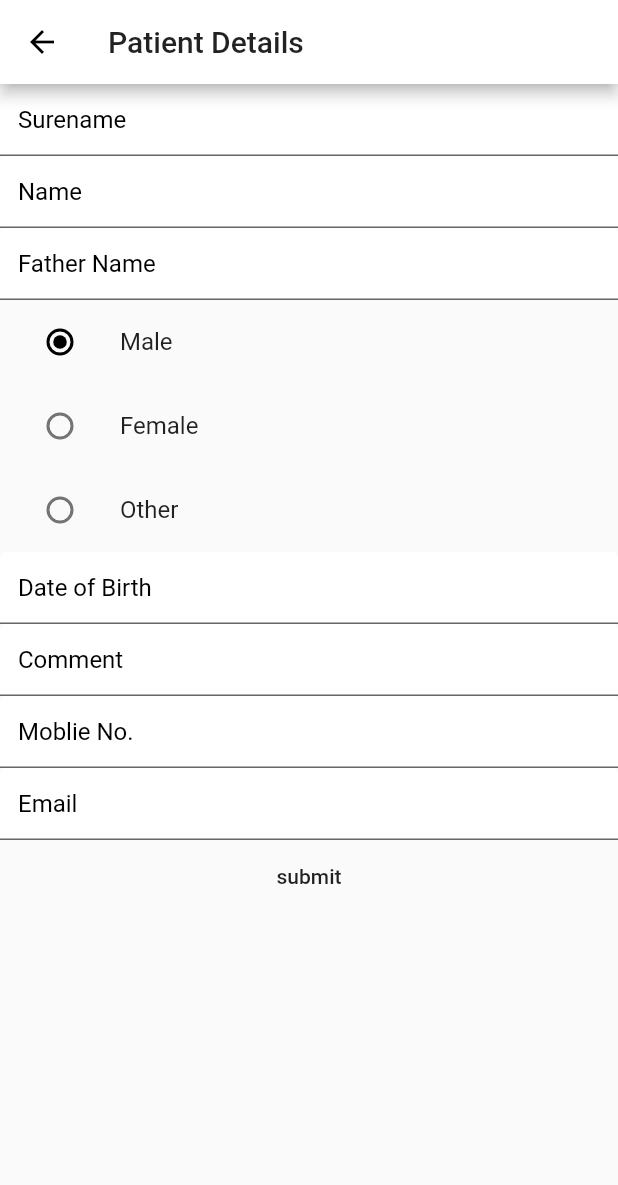
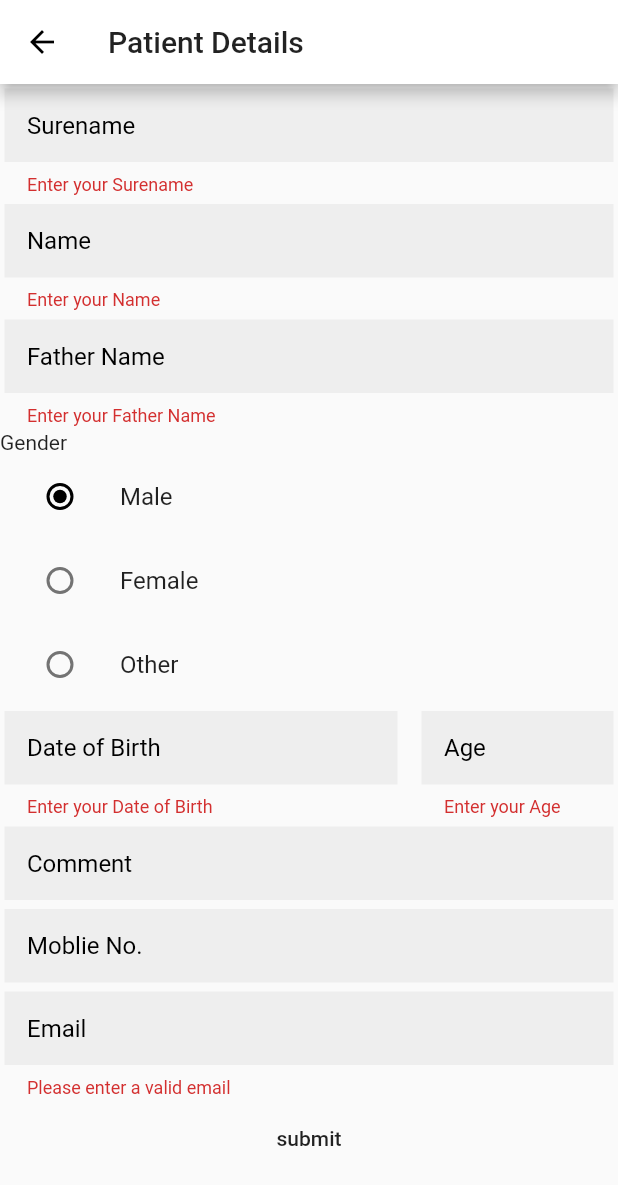
Before and after one commit to JayBhakhar/my_moblie_app, a Flutter app: the PatientDetails screen opened directly, after a tap on "submit", on a phone screen of 412 x 824 dp. Shown: the top 1185 px of the screen. Run offline on Flutter 3.47's test engine with Material 2 defaults, Android fonts, the phone set to English and light mode, and no system bars; our stand-ins replace image_picker, validators.

Commit message:
validator in patient_details.dart

```diff
--- a/lib/patient_details.dart
+++ b/lib/patient_details.dart
@@ -1,4 +1,5 @@
 import 'package:flutter/material.dart';
+import 'package:validators/validators.dart' as validator;
 
 class PatientDetails extends StatefulWidget {
   @override
@@ -8,7 +9,9 @@ class PatientDetails extends StatefulWidget {
 enum Gender { Male, Female, Other }
 
 class _PatientDetailsState extends State<PatientDetails> {
+  final _formKey = GlobalKey<FormState>();
   Gender selectedGender = Gender.Male;
+  String surename;
 
   @override
   Widget build(BuildContext context) {
@@ -16,11 +19,42 @@ class _PatientDetailsState extends State<PatientDetails> {
       appBar: AppBar(
         title: Text('Patient Details'),
       ),
-      body: ListView(
+      body: Form(
+        key: _formKey,
+        child: ListView(
           children: [
-          InputTextField('Surename'),
-          InputTextField('Name'),
-          InputTextField('Father Name'),
+            InputTextField(
+              text: 'Surename',
+              onSaved: (value) {
+                surename = value;
+                print(surename); // todo:probebly from here save to database
+              },
+              validator: (String value) {
+                if (value.isEmpty) {
+                  return 'Enter your Surename';
+                }
+                return null;
+              },
+            ),
+            InputTextField(
+              text: 'Name',
+              validator: (String value) {
+                if (value.isEmpty) {
+                  return 'Enter your Name';
+                }
+                return null;
+              },
+            ),
+            InputTextField(
+              text: 'Father Name',
+              validator: (String value) {
+                if (value.isEmpty) {
+                  return 'Enter your Father Name';
+                }
+                return null;
+              },
+            ),
+            Text('Gender'),
             ListTile(
               title: Text('Male'),
               leading: Radio(
@@ -60,38 +94,102 @@ class _PatientDetailsState extends State<PatientDetails> {
                 },
               ),
             ),
-          InputTextField('Date of Birth'),
-          InputTextField('Comment'),
-          InputTextField('Moblie No.'),
-          InputTextField('Email'),
+            Row(
+              children: [
+                Expanded(
+                  flex: 4,
+                  child: InputTextField(
+                    text: 'Date of Birth',
+                    keyboardType: TextInputType.datetime,
+                    validator: (String value) {
+                      if (value.isEmpty) {
+                        return 'Enter your Date of Birth';
+                      }
+                      return null;
+                    },
+                  ),
+                ),
+                SizedBox(width: 10.0),
+                Expanded(
+                  flex: 2,
+                  child: InputTextField(
+                    text: 'Age',
+                    keyboardType: TextInputType.number,
+                    validator: (String value) {
+                      if (value.isEmpty) {
+                        return 'Enter your Age';
+                      }
+                      return null;
+                    },
+                  ),
+                ),
+              ],
+            ),
+            InputTextField(text: 'Comment'),
+            InputTextField(
+              text: 'Moblie No.',
+              keyboardType: TextInputType.phone,
+            ),
+            InputTextField(
+              text: 'Email',
+              keyboardType: TextInputType.emailAddress,
+              validator: (String value) {
+                if (!validator.isEmail(value)) {
+                  return 'Please enter a valid email';
+                }
+                return null;
+              },
+            ),
             FlatButton(
-            onPressed: () {},
+              onPressed: () {
+                if (_formKey.currentState.validate()) {
+                  // _formKey.currentState.save();
+                  print('yes');
+                }
+              }, // todo: sent to database
               child: Text(
                 'submit',
               ),
             )
           ],
         ),
+      ),
     );
   }
 }
 
 class InputTextField extends StatelessWidget {
-  InputTextField(this.text);
+  InputTextField({
+    this.text,
+    this.onSaved,
+    this.validator,
+    this.keyboardType,
+  });
 
   final String text;
+  final Function onSaved;
+  final Function validator;
+  final TextInputType keyboardType;
 
   @override
   Widget build(BuildContext context) {
-    return TextField(
+    return Padding(
+      padding: const EdgeInsets.all(3.0),
+      child: TextFormField(
         decoration: InputDecoration(
+          contentPadding: EdgeInsets.all(15.0),
+          border: InputBorder.none,
           filled: true,
-        fillColor: Colors.white,
+          fillColor: Colors.grey[200],
           hintText: text,
           hintStyle: TextStyle(
             color: Colors.black,
           ),
         ),
+        validator: validator,
+        onSaved: onSaved,
+        keyboardType: keyboardType,
+      ),
     );
   }
 }
--- a/pubspec.yaml
+++ b/pubspec.yaml
@@ -22,6 +22,7 @@ environment:
 
 dependencies:
   image_picker: ^0.6.7+17
+  validators: ^2.0.0
   flutter:
     sdk: flutter
 
```
Also changed, not shown: lib/constant.dart (added), pubspec.lock. Lines whose indentation alone changed are shown as unchanged.
